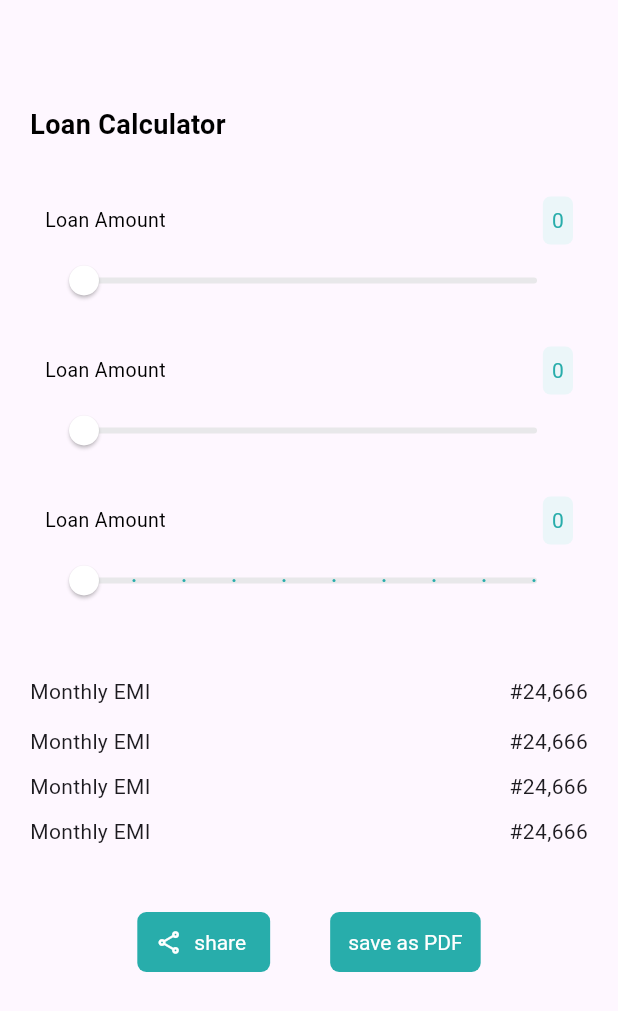
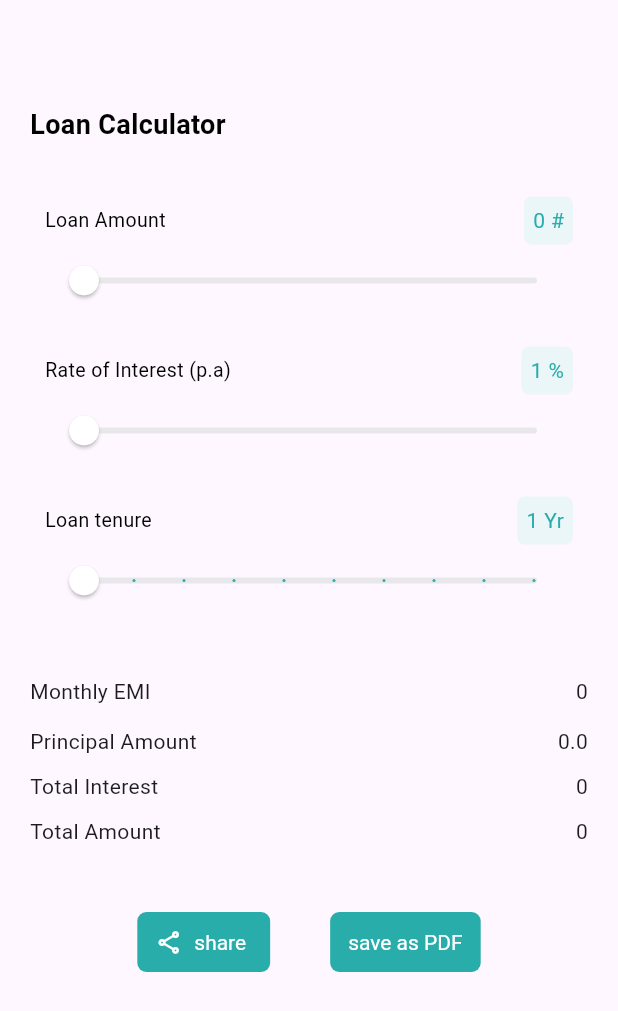
Before and after one commit to AYOPELUMI/multi_calculator_App, a Flutter app: the screen it shows after launch, on a phone screen of 412 x 824 dp. Shown: the top 1011 px of the screen. Run offline on Flutter 3.47's test engine with Material 3 defaults, Android fonts, the phone set to English and light mode, and no system bars; our stand-ins replace get.

Commit message:
working on emi calculator screen

```diff
--- a/lib/Controllers/emicontroller.dart
+++ b/lib/Controllers/emicontroller.dart
@@ -4,15 +4,14 @@ import 'package:get/get.dart';
 
 class EmiController extends GetxController {
   var principal = 0.0.obs;
-  var rate = 0.0.obs;
-  var tenure = 0.0.obs;
-
-
+  var rate = 1.0.obs;
+  var tenure = 1.0.obs;
 
 void principalOnChanged(newValue){
   principal.value = newValue.toDouble();
   update();
 }
+
 void tenureOnChanged(newValue){
   tenure.value = newValue;
   update();
@@ -21,7 +20,20 @@ void rateOnChanged(newValue){
   rate.value = newValue;
   update();
 }
-double getEmi (){
-  return (principal.value * (rate.value/1200)*pow(1+ (rate.value/1200),tenure.value * 12))/(pow(1+ (rate.value/1200),tenure.value * 12) -1);
+int getEmi (){
+  return ((principal.value * (rate.value/1200)*pow(1+ (rate.value/1200),tenure.value * 12))/(pow(1+ (rate.value/1200),tenure.value * 12) -1)).toInt();
 }
+
+int getTotalInterest (){
+  if(getEmi() == 0){
+    return 0;
+  }else{
+    return (getEmi() * tenure.value * 12 -principal.value).toInt();
+  }
 }
+
+int getTotalAmount(){
+  return (getTotalInterest() + principal.value).toInt();
+}
+
+}
--- a/lib/Screens/calulatorscreen.dart
+++ b/lib/Screens/calulatorscreen.dart
@@ -33,20 +33,29 @@ class CalculatorScreen extends StatelessWidget {
             onChange: controller.principalOnChanged,
             minValue: EmiConstant.minPrincipal,
             maxValue: EmiConstant.maxPrincipal,
-            division: EmiConstant.divisionPrincipal,),
+            division: EmiConstant.divisionPrincipal,
+            description: EmiConstant.descPrincipal,
+            symbol: "#",),
           Customslider(
             controller : controller.rate.value,
             onChange : controller.rateOnChanged,
             minValue: EmiConstant.minRate,
             maxValue: EmiConstant.maxRate,
-            division: EmiConstant.divisionRate),
+            division: EmiConstant.divisionRate,
+            description: EmiConstant.descRate,
+            symbol: "%",),
           Customslider(
             controller : controller.tenure.value,
              onChange: controller.tenureOnChanged,
             minValue: EmiConstant.minTenure,
             maxValue: EmiConstant.maxTenure,
-            division: EmiConstant.divisionTenure),
-          LoanDetails(),
+            division: EmiConstant.divisionTenure,
+            description: EmiConstant.descTenure,
+            symbol: "Yr",),
+          LoanDetails(emiValue: controller.getEmi(),
+          principal : controller.principal.value,
+          interest: controller.getTotalInterest(),
+          totalAmount: controller.getTotalAmount()),
           Row(
             mainAxisAlignment: MainAxisAlignment.center,
             children:[
--- a/lib/utils/constatnts/emiConstant.dart
+++ b/lib/utils/constatnts/emiConstant.dart
@@ -1,5 +1,5 @@
 class EmiConstant{
-  static const double minRate = 0;
+  static const double minRate = 1;
   static const double maxRate = 100;
   static const int divisionRate = 10;
   static const String descRate = "Rate of Interest (p.a)";
@@ -9,7 +9,7 @@ class EmiConstant{
   static const int divisionPrincipal = 10000;
   static const String descPrincipal = "Loan Amount";
 
-  static const double minTenure = 0;
+  static const double minTenure = 1;
   static const double maxTenure = 10;
   static const int divisionTenure = 1;
   static const String descTenure = "Loan tenure";
--- a/lib/widgets/customSlider.dart
+++ b/lib/widgets/customSlider.dart
@@ -8,7 +8,9 @@ class Customslider extends StatelessWidget {
     required this.onChange,
     this.minValue = 0.0,
     this.maxValue = 100.0,
-    required this.division
+    required this.division,
+    required this.description,
+    required this.symbol
     });
 
   double controller;
@@ -16,6 +18,8 @@ class Customslider extends StatelessWidget {
   final double maxValue;
   late void Function(double) onChange;
   final int division;
+  String description;
+  String symbol;
 
   @override
   Widget build(BuildContext context) {
@@ -27,7 +31,7 @@ class Customslider extends StatelessWidget {
         Row(
           mainAxisAlignment: MainAxisAlignment.spaceBetween,
          children:[
-            Text("Loan Amount", style:TextStyle(
+            Text(description, style:TextStyle(
               fontSize:13,
               color: Colors.black,
               fontWeight: FontWeight.w400
@@ -38,7 +42,7 @@ class Customslider extends StatelessWidget {
                 color: Color(0xFFEBF6F9),
                 borderRadius: BorderRadius.circular(5),
               ),
-            child: Text(controller.round().toString(),
+            child: Text('${controller.round().toString()} $symbol',
             textAlign: TextAlign.center,
            style: TextStyle(
               color: Color(0xFF28ADAB)
@@ -49,14 +53,13 @@ class Customslider extends StatelessWidget {
         Slider(
           value: controller,
           min: minValue,
-          divisions:(maxValue-minValue).toInt() -division,
+          divisions:(maxValue-minValue).toInt(),
           thumbColor:Colors.white,
           activeColor: Color(0xFF28ADAB),
           inactiveColor:Color(0xFFE8E8EA),
           max: maxValue,
           onChanged:(value){
             onChange(value);
-            print(maxValue-minValue);
           }
         )
       ]
--- a/lib/widgets/loanDetails.dart
+++ b/lib/widgets/loanDetails.dart
@@ -1,43 +1,50 @@
 import 'package:flutter/material.dart';
 
 class LoanDetails extends StatelessWidget {
-  const LoanDetails({super.key});
+  const LoanDetails({
+    super.key,
+    required this.emiValue,
+    required this.interest,
+    required this.principal,
+    required this.totalAmount});
+
+  final principal , totalAmount, emiValue, interest;
 
   @override
   Widget build(BuildContext context) {
     return Container(
       padding: EdgeInsets.only(top:30, bottom:40),
-      child:const Column(
+      child: Column(
         children:[
               Row(
                 mainAxisAlignment: MainAxisAlignment.spaceBetween,
                 children:[
                   Text("Monthly EMI"),
-                  Text("#24,666",)
+                  Text('${emiValue}')
                 ]
               ),
               SizedBox(height:13),
               Row(
                 mainAxisAlignment: MainAxisAlignment.spaceBetween,
                 children:[
-                  Text("Monthly EMI"),
-                  Text("#24,666",)
+                  Text("Principal Amount"),
+                  Text('$principal',)
                 ]
               ),
               SizedBox(height:10),
               Row(
                 mainAxisAlignment: MainAxisAlignment.spaceBetween,
                 children:[
-                  Text("Monthly EMI"),
-                  Text("#24,666",)
+                  Text("Total Interest"),
+                  Text('$interest',)
                 ]
               ),
               SizedBox(height:10),
               Row(
                 mainAxisAlignment: MainAxisAlignment.spaceBetween,
                 children:[
-                  Text("Monthly EMI"),
-                  Text("#24,666",)
+                  Text("Total Amount"),
+                  Text('$totalAmount',)
                 ]
               ),
         ]
```
